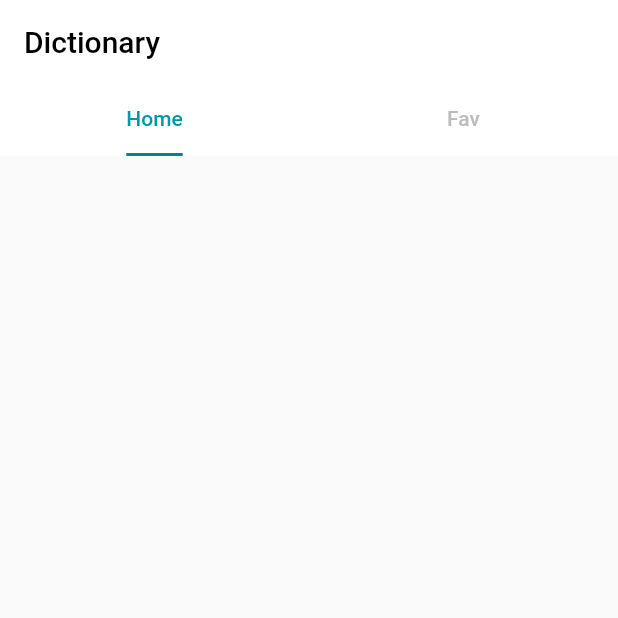
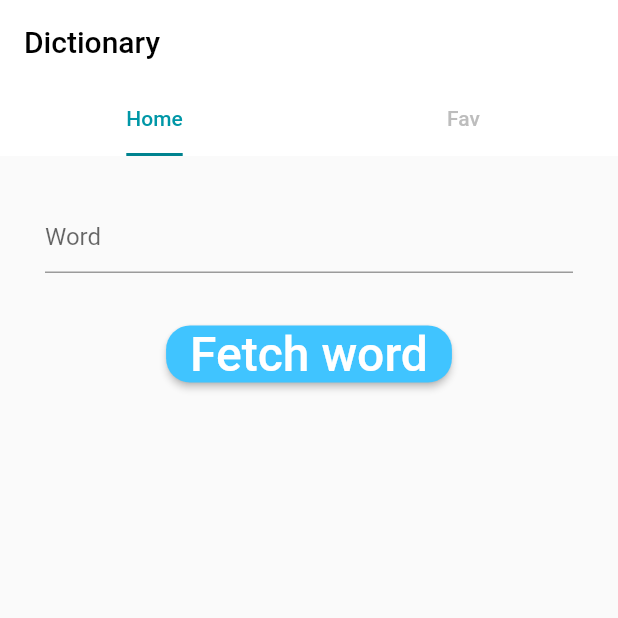
Before and after one commit to 951219/word_guesser_app, a Flutter app: the EntryPage screen opened directly, on a phone screen of 412 x 824 dp, the top half of it. Run offline on Flutter 3.47's test engine with Material 2 defaults, Android fonts, the phone set to English and light mode, and no system bars; our stand-ins replace shared_preferences; accounts and stored records are empty; network calls fail.

Commit message:
did some changes

```diff
--- a/lib/Home.dart
+++ b/lib/Home.dart
@@ -1,8 +1,69 @@
+import 'dart:convert';
+import 'dart:io';
+
 import 'package:flutter/material.dart';
+import 'package:http/http.dart' as http;
+import 'package:shared_preferences/shared_preferences.dart';
 
-class HomeTab extends StatelessWidget {
+class HomeTab extends StatefulWidget {
+  @override
+  _HomeTabState createState() => _HomeTabState();
+}
+
+class _HomeTabState extends State<HomeTab> {
+  TextEditingController _wordFieldController = TextEditingController();
+  var definiton = "";
+
+  _fetchWord(String word) async {
+    if (_wordFieldController.text != null || wordFieldController.text != "") {
+      SharedPreferences sharedPreferences =
+          await SharedPreferences.getInstance();
+      String url = 'https://wgwebserver.herokuapp.com/est/get/${word}';
+
+      var jsonResponse;
+      var res = await http.get(url, headers: {
+        HttpHeaders.authorizationHeader:
+            "Bearer ${sharedPreferences.getString('accessToken')}"
+      });
+
+      if (res.statusCode == 200) {
+        jsonResponse = json.decode(res.body);
+        setState(() {
+          definiton = jsonResponse[0]['meaning'].toString();
+        });
+      }
+    } else {
+      setState(() {
+        definiton = "Please check if you added a word";
+      });
+    }
+  }
+
   @override
   Widget build(BuildContext context) {
-    return Container();
+    return Column(children: [
+      Container(
+        width: MediaQuery.of(context).size.width,
+        padding: EdgeInsets.all(20),
+        decoration: BoxDecoration(borderRadius: BorderRadius.circular(20)),
+        child: Padding(
+          padding: const EdgeInsets.all(10),
+          child: TextField(
+            controller: _wordFieldController,
+            decoration: InputDecoration(hintText: "Word"),
+          ),
+        ),
+      ),
+      RaisedButton(
+        color: Colors.lightBlueAccent,
+        shape: RoundedRectangleBorder(borderRadius: BorderRadius.circular(16)),
+        child: Text("Fetch word",
+            style: TextStyle(fontSize: 32, color: Colors.white)),
+        onPressed: () {
+          _fetchWord(_wordFieldController.text);
+        },
+      ),
+      definiton != null ? Text(definiton) : null
+    ]);
   }
 }
--- a/lib/login_page.dart
+++ b/lib/login_page.dart
@@ -4,6 +4,8 @@ import 'package:flutter/material.dart';
 import 'package:http/http.dart' as http;
 import 'package:shared_preferences/shared_preferences.dart';
 import 'package:word_guesser_app/entry_page.dart';
+
+import 'auth/auth.dart';
 
 class LoginPage extends StatefulWidget {
   @override
@@ -123,6 +125,7 @@ class _LoginPageState extends State<LoginPage> {
                     // setState(() {
                     //   _isLoading = true;
                     // });
+                    getNewAccessToken();
                     singIn(_usernameController.text, _passwordController.text);
                   },
                 ),
```
Also changed, not shown: lib/Fav.dart (+17 -10 lines), lib/auth/auth.dart (+17 -1 lines), lib/main.dart (+0 -8 lines).
